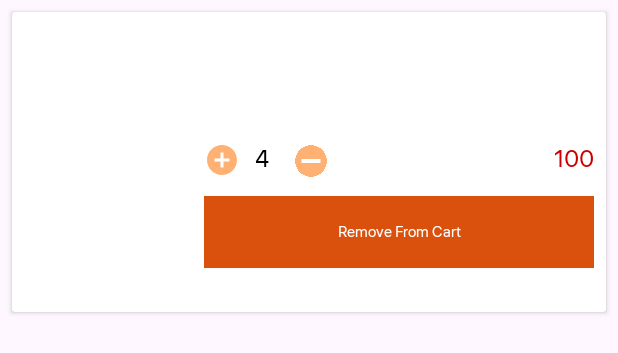
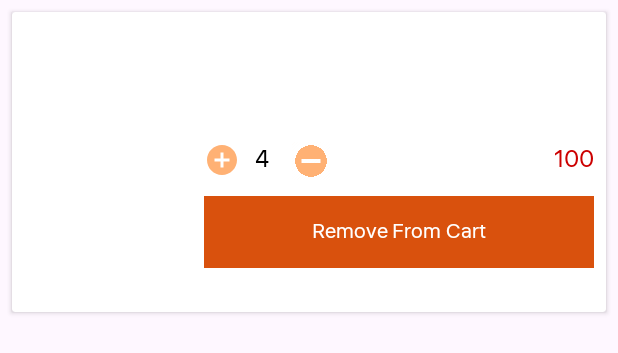
Before and after one commit to vinayparihar26/restaurant-_petpujja_app, an Android app: the layout item_view_cart.xml on its own in the app's theme, with its tools: preview values and no code run, on a phone screen of 412 x 824 dp. Shown: the top 353 px of the screen. Run offline under Robolectric (Android 15) with nearby library versions, the phone set to English and light mode, and no system bars.

Commit message:
change Cart Item View

```diff
--- a/app/src/main/res/layout/item_view_cart.xml
+++ b/app/src/main/res/layout/item_view_cart.xml
@@ -109,7 +109,7 @@
                 android:background="@color/black"
                 android:layout_marginTop="@dimen/_5sdp"
                 android:text="Remove From Cart"
-                android:textSize="@dimen/_10sdp"/>
+                android:textSize="@dimen/_14sdp"/>
 
         </LinearLayout>
     </LinearLayout>
```
